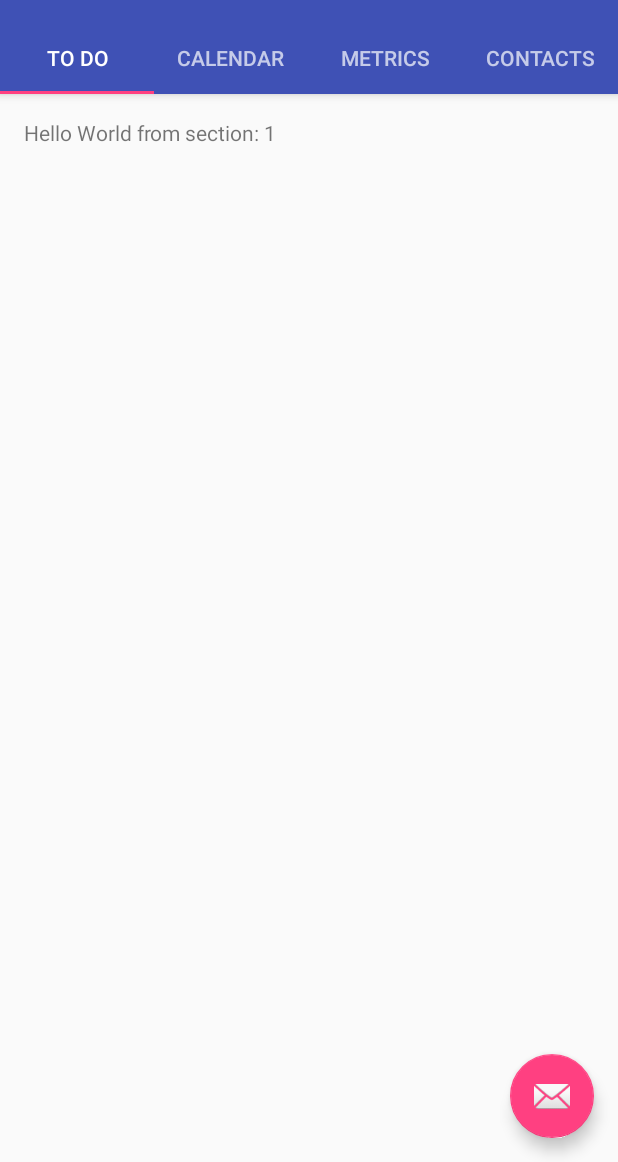
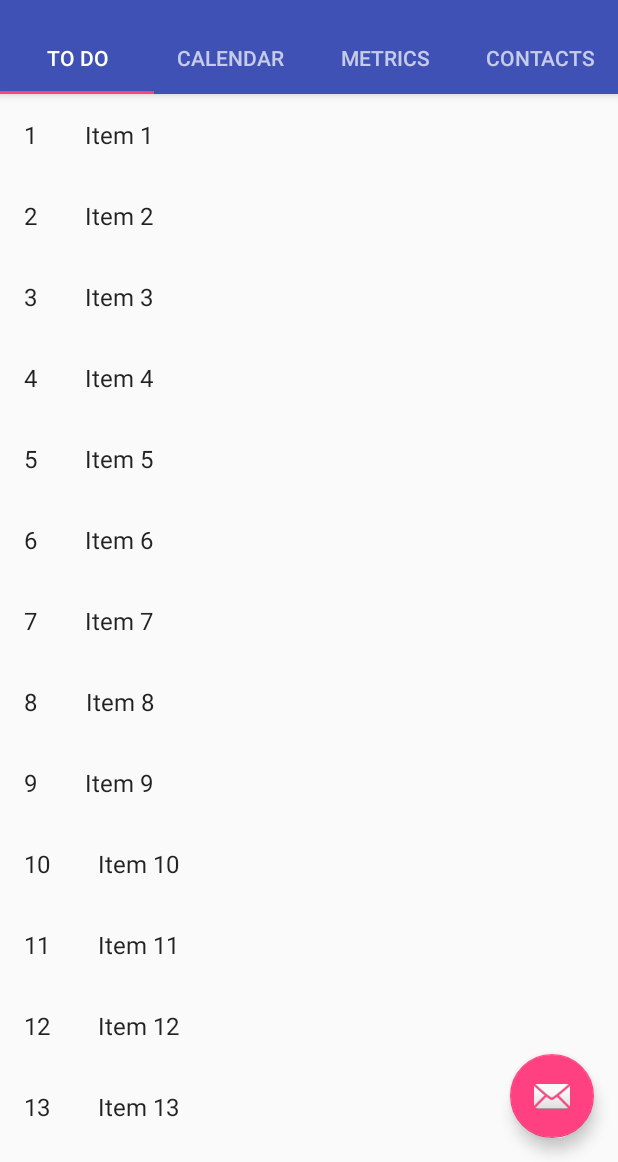
Before and after one commit to MSpelman/AndDone, an Android app: the screen it shows after launch (TodoActivity), on a phone screen of 412 x 824 dp, the part 74-1236 px from its top. Run offline under Robolectric (Android 15) with nearby library versions, the phone set to English and light mode, and no system bars.

Commit message:
Add Todo Fragment

```diff
--- a/app/build.gradle
+++ b/app/build.gradle
@@ -26,5 +26,7 @@ dependencies {
     })
     compile 'com.android.support:appcompat-v7:25.2.0'
     compile 'com.android.support:design:25.2.0'
+    compile 'com.android.support:support-v4:25.2.0'
+    compile 'com.android.support:recyclerview-v7:25.2.0'
     testCompile 'junit:junit:4.12'
 }
--- a/app/src/main/java/com/example/anddone/TodoActivity.java
+++ b/app/src/main/java/com/example/anddone/TodoActivity.java
@@ -19,7 +19,9 @@ import android.view.ViewGroup;
 
 import android.widget.TextView;
 
-public class TodoActivity extends AppCompatActivity {
+import com.example.anddone.dummy.DummyContent;
+
+public class TodoActivity extends AppCompatActivity implements TodoTabFragment.OnListFragmentInteractionListener {
 
     /**
      * The {@link android.support.v4.view.PagerAdapter} that will provide
@@ -140,8 +142,9 @@ public class TodoActivity extends AppCompatActivity {
 
             // TODO change into a switch case based on position, each case instantiating
             // the correct fragment
+            if (position == 0) return TodoTabFragment.newInstance(position + 1);
 
-            return PlaceholderFragment.newInstance(position + 1);
+             else return PlaceholderFragment.newInstance(position + 1);
         }
 
         @Override
@@ -165,4 +168,8 @@ public class TodoActivity extends AppCompatActivity {
             return null;
         }
     }
+
+    public void onListFragmentInteraction(DummyContent.DummyItem item) {
+
+    }
 }
--- /dev/null
+++ b/app/src/main/java/com/example/anddone/TodoTabFragment.java
@@ -0,0 +1,109 @@
+package com.example.anddone;
+
+import android.content.Context;
+import android.os.Bundle;
+import android.support.v4.app.Fragment;
+import android.support.v7.widget.GridLayoutManager;
+import android.support.v7.widget.LinearLayoutManager;
+import android.support.v7.widget.RecyclerView;
+import android.view.LayoutInflater;
+import android.view.View;
+import android.view.ViewGroup;
+
+import com.example.anddone.dummy.DummyContent;
+import com.example.anddone.dummy.DummyContent.DummyItem;
+
+import java.util.List;
+
+/**
+ * A fragment representing a list of Items.
+ * <p/>
+ * Activities containing this fragment MUST implement the {@link OnListFragmentInteractionListener}
+ * interface.
+ */
+public class TodoTabFragment extends Fragment {
+
+    // TODO: Customize parameter argument names
+    private static final String ARG_COLUMN_COUNT = "column-count";
+    // TODO: Customize parameters
+    private int mColumnCount = 1;
+    private OnListFragmentInteractionListener mListener;
+
+    /**
+     * Mandatory empty constructor for the fragment manager to instantiate the
+     * fragment (e.g. upon screen orientation changes).
+     */
+    public TodoTabFragment() {
+    }
+
+    // TODO: Customize parameter initialization
+    @SuppressWarnings("unused")
+    public static TodoTabFragment newInstance(int columnCount) {
+        TodoTabFragment fragment = new TodoTabFragment();
+        Bundle args = new Bundle();
+        args.putInt(ARG_COLUMN_COUNT, columnCount);
+        fragment.setArguments(args);
+        return fragment;
+    }
+
+    @Override
+    public void onCreate(Bundle savedInstanceState) {
+        super.onCreate(savedInstanceState);
+
+        if (getArguments() != null) {
+            mColumnCount = getArguments().getInt(ARG_COLUMN_COUNT);
+        }
+    }
+
+    @Override
+    public View onCreateView(LayoutInflater inflater, ViewGroup container,
+                             Bundle savedInstanceState) {
+        View view = inflater.inflate(R.layout.fragment_todo_tab_list, container, false);
+
+        // Set the adapter
+        if (view instanceof RecyclerView) {
+            Context context = view.getContext();
+            RecyclerView recyclerView = (RecyclerView) view;
+            if (mColumnCount <= 1) {
+                recyclerView.setLayoutManager(new LinearLayoutManager(context));
+            } else {
+                recyclerView.setLayoutManager(new GridLayoutManager(context, mColumnCount));
+            }
+            recyclerView.setAdapter(new TodoTabRecyclerViewAdapter(DummyContent.ITEMS, mListener));
+        }
+        return view;
+    }
+
+
+    @Override
+    public void onAttach(Context context) {
+        super.onAttach(context);
+        if (context instanceof OnListFragmentInteractionListener) {
+            mListener = (OnListFragmentInteractionListener) context;
+        } else {
+            throw new RuntimeException(context.toString()
+                    + " must implement OnListFragmentInteractionListener");
+        }
+    }
+
+    @Override
+    public void onDetach() {
+        super.onDetach();
+        mListener = null;
+    }
+
+    /**
+     * This interface must be implemented by activities that contain this
+     * fragment to allow an interaction in this fragment to be communicated
+     * to the activity and potentially other fragments contained in that
+     * activity.
+     * <p/>
+     * See the Android Training lesson <a href=
+     * "http://developer.android.com/training/basics/fragments/communicating.html"
+     * >Communicating with Other Fragments</a> for more information.
+     */
+    public interface OnListFragmentInteractionListener {
+        // TODO: Update argument type and name
+        void onListFragmentInteraction(DummyItem item);
+    }
+}
--- /dev/null
+++ b/app/src/main/java/com/example/anddone/TodoTabRecyclerViewAdapter.java
@@ -0,0 +1,77 @@
+package com.example.anddone;
+
+import android.support.v7.widget.RecyclerView;
+import android.view.LayoutInflater;
+import android.view.View;
+import android.view.ViewGroup;
+import android.widget.TextView;
+
+import com.example.anddone.TodoTabFragment.OnListFragmentInteractionListener;
+import com.example.anddone.dummy.DummyContent.DummyItem;
+
+import java.util.List;
+
+/**
+ * {@link RecyclerView.Adapter} that can display a {@link DummyItem} and makes a call to the
+ * specified {@link OnListFragmentInteractionListener}.
+ * TODO: Replace the implementation with code for your data type.
+ */
+public class TodoTabRecyclerViewAdapter extends RecyclerView.Adapter<TodoTabRecyclerViewAdapter.ViewHolder> {
+
+    private final List<DummyItem> mValues;
+    private final OnListFragmentInteractionListener mListener;
+
+    public TodoTabRecyclerViewAdapter(List<DummyItem> items, OnListFragmentInteractionListener listener) {
+        mValues = items;
+        mListener = listener;
+    }
+
+    @Override
+    public ViewHolder onCreateViewHolder(ViewGroup parent, int viewType) {
+        View view = LayoutInflater.from(parent.getContext())
+                .inflate(R.layout.fragment_todo_tab, parent, false);
+        return new ViewHolder(view);
+    }
+
+    @Override
+    public void onBindViewHolder(final ViewHolder holder, int position) {
+        holder.mItem = mValues.get(position);
+        holder.mIdView.setText(mValues.get(position).id);
+        holder.mContentView.setText(mValues.get(position).content);
+
+        holder.mView.setOnClickListener(new View.OnClickListener() {
+            @Override
+            public void onClick(View v) {
+                if (null != mListener) {
+                    // Notify the active callbacks interface (the activity, if the
+                    // fragment is attached to one) that an item has been selected.
+                    mListener.onListFragmentInteraction(holder.mItem);
+                }
+            }
+        });
+    }
+
+    @Override
+    public int getItemCount() {
+        return mValues.size();
+    }
+
+    public class ViewHolder extends RecyclerView.ViewHolder {
+        public final View mView;
+        public final TextView mIdView;
+        public final TextView mContentView;
+        public DummyItem mItem;
+
+        public ViewHolder(View view) {
+            super(view);
+            mView = view;
+            mIdView = (TextView) view.findViewById(R.id.id);
+            mContentView = (TextView) view.findViewById(R.id.content);
+        }
+
+        @Override
+        public String toString() {
+            return super.toString() + " '" + mContentView.getText() + "'";
+        }
+    }
+}
--- /dev/null
+++ b/app/src/main/java/com/example/anddone/dummy/DummyContent.java
@@ -0,0 +1,72 @@
+package com.example.anddone.dummy;
+
+import java.util.ArrayList;
+import java.util.HashMap;
+import java.util.List;
+import java.util.Map;
+
+/**
+ * Helper class for providing sample content for user interfaces created by
+ * Android template wizards.
+ * <p>
+ * TODO: Replace all uses of this class before publishing your app.
+ */
+public class DummyContent {
+
+    /**
+     * An array of sample (dummy) items.
+     */
+    public static final List<DummyItem> ITEMS = new ArrayList<DummyItem>();
+
+    /**
+     * A map of sample (dummy) items, by ID.
+     */
+    public static final Map<String, DummyItem> ITEM_MAP = new HashMap<String, DummyItem>();
+
+    private static final int COUNT = 25;
+
+    static {
+        // Add some sample items.
+        for (int i = 1; i <= COUNT; i++) {
+            addItem(createDummyItem(i));
+        }
+    }
+
+    private static void addItem(DummyItem item) {
+        ITEMS.add(item);
+        ITEM_MAP.put(item.id, item);
+    }
+
+    private static DummyItem createDummyItem(int position) {
+        return new DummyItem(String.valueOf(position), "Item " + position, makeDetails(position));
+    }
+
+    private static String makeDetails(int position) {
+        StringBuilder builder = new StringBuilder();
+        builder.append("Details about Item: ").append(position);
+        for (int i = 0; i < position; i++) {
+            builder.append("\nMore details information here.");
+        }
+        return builder.toString();
+    }
+
+    /**
+     * A dummy item representing a piece of content.
+     */
+    public static class DummyItem {
+        public final String id;
+        public final String content;
+        public final String details;
+
+        public DummyItem(String id, String content, String details) {
+            this.id = id;
+            this.content = content;
+            this.details = details;
+        }
+
+        @Override
+        public String toString() {
+            return content;
+        }
+    }
+}
--- /dev/null
+++ b/app/src/main/res/layout/fragment_todo_tab.xml
@@ -0,0 +1,20 @@
+<?xml version="1.0" encoding="utf-8"?>
+<LinearLayout xmlns:android="http://schemas.android.com/apk/res/android"
+    android:layout_width="wrap_content"
+    android:layout_height="wrap_content"
+    android:orientation="horizontal">
+
+    <TextView
+        android:id="@+id/id"
+        android:layout_width="wrap_content"
+        android:layout_height="wrap_content"
+        android:layout_margin="@dimen/text_margin"
+        android:textAppearance="?attr/textAppearanceListItem" />
+
+    <TextView
+        android:id="@+id/content"
+        android:layout_width="wrap_content"
+        android:layout_height="wrap_content"
+        android:layout_margin="@dimen/text_margin"
+        android:textAppearance="?attr/textAppearanceListItem" />
+</LinearLayout>
--- /dev/null
+++ b/app/src/main/res/layout/fragment_todo_tab_list.xml
@@ -0,0 +1,13 @@
+<?xml version="1.0" encoding="utf-8"?>
+<android.support.v7.widget.RecyclerView xmlns:android="http://schemas.android.com/apk/res/android"
+    xmlns:app="http://schemas.android.com/apk/res-auto"
+    xmlns:tools="http://schemas.android.com/tools"
+    android:id="@+id/list"
+    android:name="com.example.anddone.TodoTabFragment"
+    android:layout_width="match_parent"
+    android:layout_height="match_parent"
+    android:layout_marginLeft="16dp"
+    android:layout_marginRight="16dp"
+    app:layoutManager="LinearLayoutManager"
+    tools:context="com.example.anddone.TodoTabFragment"
+    tools:listitem="@layout/fragment_todo_tab" />
--- a/app/src/main/res/values/dimens.xml
+++ b/app/src/main/res/values/dimens.xml
@@ -4,4 +4,5 @@
     <dimen name="activity_vertical_margin">16dp</dimen>
     <dimen name="fab_margin">16dp</dimen>
     <dimen name="appbar_padding_top">8dp</dimen>
+    <dimen name="text_margin">16dp</dimen>
 </resources>
```
